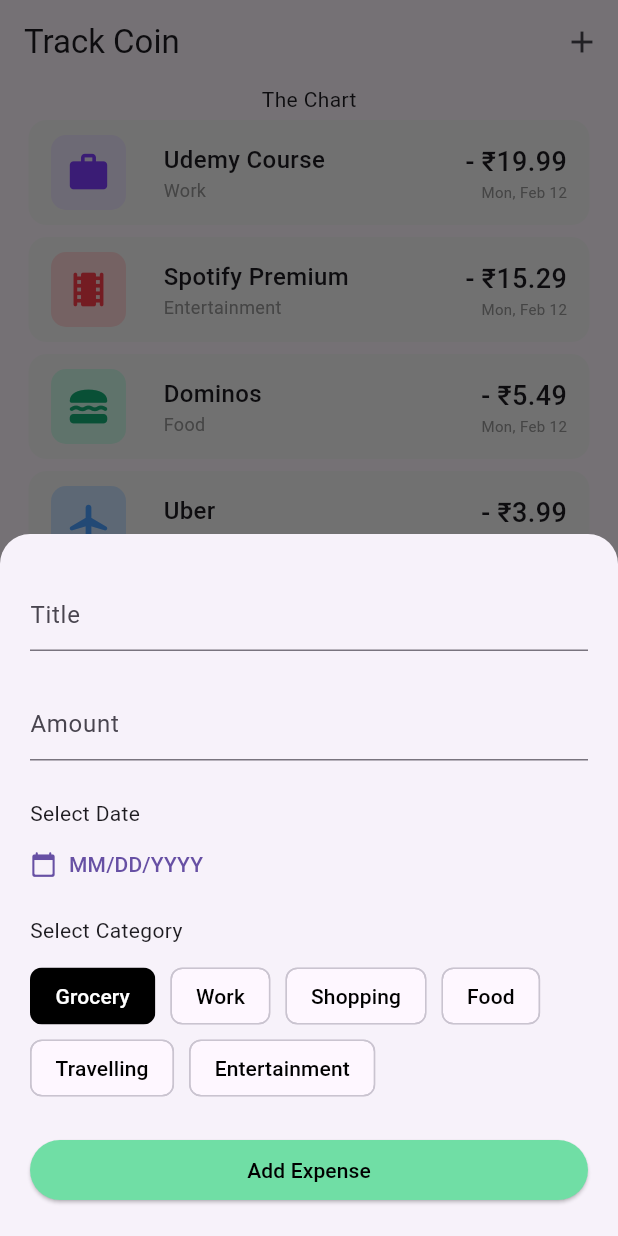
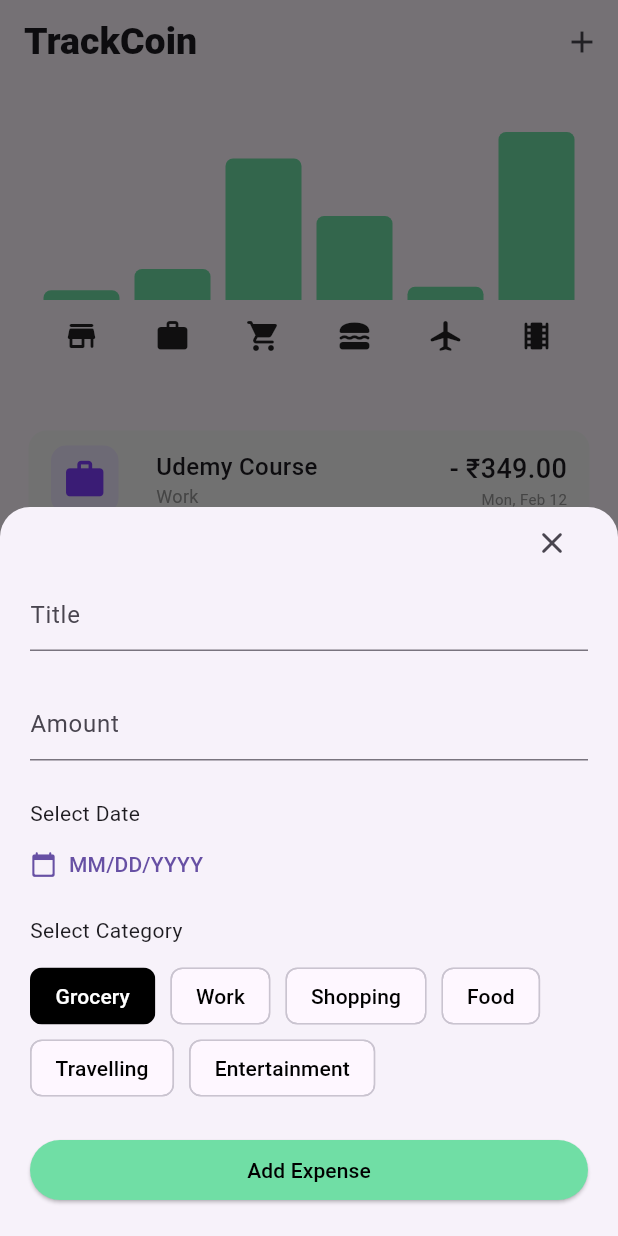
Before and after one commit to SagnikBarik/track_coin, a Flutter app: the screen it shows after launch, after a tap on the "add" icon, on a phone screen of 412 x 824 dp. Run offline on Flutter 3.47's test engine with Material 3 defaults, Android fonts, the phone set to English and light mode, and no system bars.

Commit message:
added chart

```diff
--- a/lib/main.dart
+++ b/lib/main.dart
@@ -18,7 +18,16 @@ void main() {
           ),
         ),
       ),
-      home: Expenses(),
+      darkTheme: ThemeData.dark().copyWith(
+        elevatedButtonTheme: ElevatedButtonThemeData(
+          style: ElevatedButton.styleFrom(
+            backgroundColor: const Color.fromARGB(255, 112, 222, 165),
+            foregroundColor: Colors.black,
+          ),
+        ),
+      ),
+      themeMode: ThemeMode.system,
+      home: const Expenses(),
     ),
   );
 }
--- a/lib/models/expense_model.dart
+++ b/lib/models/expense_model.dart
@@ -6,24 +6,42 @@ final formatter = DateFormat.MMMEd();
 
 const uuid = Uuid();
 
-enum Category {grocery, work, shopping, food, travelling, entertainment}
+enum Category { grocery, work, shopping, food, travelling, entertainment }
 
 const categoryIcons = {
-  Category.food : Icons.lunch_dining_rounded,
-  Category.shopping : Icons.shopping_cart_rounded,
-  Category.entertainment : Icons.theaters_rounded,
-  Category.travelling : Icons.airplanemode_active_rounded,
-  Category.work : Icons.work_rounded,
-  Category.grocery : Icons.store_rounded,
+  Category.food: Icons.lunch_dining_rounded,
+  Category.shopping: Icons.shopping_cart_rounded,
+  Category.entertainment: Icons.theaters_rounded,
+  Category.travelling: Icons.airplanemode_active_rounded,
+  Category.work: Icons.work_rounded,
+  Category.grocery: Icons.store_rounded,
 };
 
 const categoryColors = {
-  Category.food : [Color.fromARGB(255, 20, 175, 118) ,Color.fromARGB(255, 207, 250, 233)],
-  Category.shopping : [Color.fromARGB(255, 252, 175, 23), Color.fromARGB(255, 252, 238, 212)],
-  Category.entertainment : [Color.fromARGB(255, 252, 60, 75) ,Color.fromARGB(255, 254, 214, 215)],
-  Category.travelling : [Color.fromARGB(255, 75, 159, 255), Color.fromARGB(255, 202, 227, 255)],
-  Category.work : [Color.fromARGB(255, 127, 61, 255) ,Color.fromARGB(255, 238, 230, 254)],
-  Category.grocery : [Color.fromARGB(255, 255, 119, 0), Color.fromARGB(255, 255, 227, 190)]
+  Category.food: [
+    Color.fromARGB(255, 20, 175, 118),
+    Color.fromARGB(255, 207, 250, 233)
+  ],
+  Category.shopping: [
+    Color.fromARGB(255, 252, 175, 23),
+    Color.fromARGB(255, 252, 238, 212)
+  ],
+  Category.entertainment: [
+    Color.fromARGB(255, 252, 60, 75),
+    Color.fromARGB(255, 254, 214, 215)
+  ],
+  Category.travelling: [
+    Color.fromARGB(255, 75, 159, 255),
+    Color.fromARGB(255, 202, 227, 255)
+  ],
+  Category.work: [
+    Color.fromARGB(255, 127, 61, 255),
+    Color.fromARGB(255, 238, 230, 254)
+  ],
+  Category.grocery: [
+    Color.fromARGB(255, 255, 119, 0),
+    Color.fromARGB(255, 255, 227, 190)
+  ]
 };
 
 class Expense {
@@ -44,3 +62,21 @@ class Expense {
     return formatter.format(date);
   }
 }
+
+class ExpenseBucket {
+  const ExpenseBucket({required this.category, required this.expenses});
+
+  ExpenseBucket.forCategory(List<Expense> allExpenses, this.category)
+      : expenses = allExpenses.where((expense) => expense.category==category).toList();
+
+  final Category category;
+  final List<Expense> expenses;
+
+  double get totalExpenses {
+    double sum = 0;
+    for (final expense in expenses) {
+      sum += expense.amount;
+    }
+    return sum;
+  }
+}
--- /dev/null
+++ b/lib/widgets/chart/chart.dart
@@ -0,0 +1,81 @@
+import 'package:flutter/material.dart';
+
+import 'package:track_coin/widgets/chart/chart_bar.dart';
+import 'package:track_coin/models/expense_model.dart';
+
+class Chart extends StatelessWidget {
+  const Chart({super.key, required this.expenses});
+
+  final List<Expense> expenses;
+
+  List<ExpenseBucket> get buckets {
+    return [
+      ExpenseBucket.forCategory(expenses, Category.grocery),
+      ExpenseBucket.forCategory(expenses, Category.work),
+      ExpenseBucket.forCategory(expenses, Category.shopping),
+      ExpenseBucket.forCategory(expenses, Category.food),
+      ExpenseBucket.forCategory(expenses, Category.travelling),
+      ExpenseBucket.forCategory(expenses, Category.entertainment),
+    ];
+  }
+
+  double get maxTotalExpense {
+    double maxTotalExpense = 0;
+
+    for (final bucket in buckets) {
+      if (bucket.totalExpenses > maxTotalExpense) {
+        maxTotalExpense = bucket.totalExpenses;
+      }
+    }
+
+    return maxTotalExpense;
+  }
+
+  @override
+  Widget build(BuildContext context) {
+    return Container(
+      margin: const EdgeInsets.all(16),
+      padding: const EdgeInsets.symmetric(
+        vertical: 16,
+        horizontal: 8,
+      ),
+      width: double.infinity,
+      height: 180,
+      decoration: BoxDecoration(
+        borderRadius: BorderRadius.circular(8),
+      ),
+      child: Column(
+        children: [
+          Expanded(
+            child: Row(
+              crossAxisAlignment: CrossAxisAlignment.end,
+              children: [
+                for (final bucket in buckets) // alternative to map()
+                  ChartBar(
+                    fill: bucket.totalExpenses == 0
+                        ? 0
+                        : bucket.totalExpenses / maxTotalExpense,
+                  )
+              ],
+            ),
+          ),
+          const SizedBox(height: 12),
+          Row(
+            children: buckets
+                .map(
+                  (bucket) => Expanded(
+                    child: Padding(
+                      padding: const EdgeInsets.symmetric(horizontal: 4),
+                      child: Icon(
+                        categoryIcons[bucket.category],
+                      ),
+                    ),
+                  ),
+                )
+                .toList(),
+          )
+        ],
+      ),
+    );
+  }
+}
--- /dev/null
+++ b/lib/widgets/chart/chart_bar.dart
@@ -0,0 +1,30 @@
+import 'package:flutter/material.dart';
+
+class ChartBar extends StatelessWidget {
+  const ChartBar({
+    super.key,
+    required this.fill,
+  });
+
+  final double fill;
+
+  @override
+  Widget build(BuildContext context) {
+    return Expanded(
+      child: Padding(
+        padding: const EdgeInsets.symmetric(horizontal: 5),
+        child: FractionallySizedBox(
+          heightFactor: fill,
+          child: const DecoratedBox(
+            decoration: BoxDecoration(
+              shape: BoxShape.rectangle,
+              borderRadius:
+                  BorderRadius.vertical(top: Radius.circular(5)),
+              color: Color.fromARGB(255, 112, 222, 165),
+            ),
+          ),
+        ),
+      ),
+    );
+  }
+}
--- a/lib/widgets/expenses.dart
+++ b/lib/widgets/expenses.dart
@@ -3,6 +3,7 @@ import 'package:flutter/material.dart';
 import 'package:track_coin/widgets/expenses_list/expenses_history.dart';
 import 'package:track_coin/models/expense_model.dart';
 import 'package:track_coin/widgets/new_expense.dart';
+import 'package:track_coin/widgets/chart/chart.dart';
 
 class Expenses extends StatefulWidget {
   const Expenses({super.key});
@@ -17,40 +18,40 @@ class _ExpancesState extends State<Expenses> {
   final List<Expense> _registeredExpences = [
     Expense(
       title: 'Udemy Course',
-      amount: 19.99,
+      amount: 349,
       date: DateTime.now(),
       category: Category.work,
     ),
     Expense(
       title: 'Spotify Premium',
-      amount: 15.29,
+      amount: 1899,
       date: DateTime.now(),
       category: Category.entertainment,
     ),
     Expense(
       title: 'Dominos',
-      amount: 5.49,
+      amount: 950,
       date: DateTime.now(),
       category: Category.food,
     ),
     Expense(
+      title: 'Vegetables',
+      amount: 110,
+      date: DateTime.now(),
+      category: Category.grocery,
+    ),
+    Expense(
       title: 'Uber',
-      amount: 3.99,
+      amount: 150,
       date: DateTime.now(),
       category: Category.travelling,
     ),
     Expense(
-      title: 'MacBook',
-      amount: 1699,
+      title: 'Speaker',
+      amount: 1599,
       date: DateTime.now(),
       category: Category.shopping,
     ),
-    Expense(
-      title: 'Vegetables',
-      amount: 15.69,
-      date: DateTime.now(),
-      category: Category.grocery,
-    )
   ];
 
   void _addExpense(Expense expense) {
@@ -108,7 +109,7 @@ class _ExpancesState extends State<Expenses> {
 
     return Scaffold(
       appBar: AppBar(
-        title: const Text('Track Coin'),
+        title: const Text('TrackCoin', style: TextStyle(fontWeight: FontWeight.w900, fontSize: 25),),
         actions: [
           IconButton(
             onPressed: _openOverlay,
@@ -118,7 +119,8 @@ class _ExpancesState extends State<Expenses> {
       ),
       body: Column(
         children: [
-          const Text('The Chart'),
+          Chart(expenses: _registeredExpences),
+          const SizedBox(height: 15),
           Expanded(
             child: mainContent,
           ),
--- a/lib/widgets/expenses_list/expense_icon.dart
+++ b/lib/widgets/expenses_list/expense_icon.dart
@@ -10,8 +10,8 @@ class ExpenseIcon extends StatelessWidget {
   @override
   Widget build(context) {
     return Container(
-      width: 50,
-      height: 50,
+      width: 45,
+      height: 45,
       alignment: Alignment.center,
       decoration: BoxDecoration(
         borderRadius: BorderRadius.circular(10),
--- a/lib/widgets/new_expense.dart
+++ b/lib/widgets/new_expense.dart
@@ -79,11 +79,27 @@ class _NewExpenseState extends State<NewExpense> {
     });
   }
 
+  Color getChipColor(Category a, Category b) {
+    if (Theme.of(context).brightness == Brightness.dark) {
+      if (a == b) {
+        return Colors.black;
+      } else {
+        return Colors.white;
+      }
+    } else {
+      if (a == b) {
+        return Colors.white;
+      } else {
+        return Colors.black;
+      }
+    }
+  }
+
   @override
   Widget build(context) {
     return Padding(
         padding: EdgeInsets.only(
-            top: 30,
+            top: 0,
             right: 20,
             left: 20,
             bottom: MediaQuery.of(context).viewInsets.bottom),
@@ -92,12 +108,31 @@ class _NewExpenseState extends State<NewExpense> {
           crossAxisAlignment: CrossAxisAlignment.start,
           mainAxisAlignment: MainAxisAlignment.spaceBetween,
           children: [
+            Row(
+              mainAxisAlignment: MainAxisAlignment.start,
+              crossAxisAlignment: CrossAxisAlignment.end,
+              mainAxisSize: MainAxisSize.min,
+              children: [
+                const Spacer(),
+                IconButton(
+                  onPressed: () {
+                    Navigator.pop(context);
+                  },
+                  icon: const Icon(Icons.clear_rounded),
+                  style: IconButton.styleFrom(
+                    padding: const EdgeInsets.only(top: 0.0, bottom: 0.0),
+                  ),
+                ),
+              ],
+            ),
             TextField(
               controller: _titleController,
               decoration: const InputDecoration(
                 label: Text('Title'),
                 hintText: 'Carrots',
-                hintStyle: TextStyle(color: Color.fromARGB(255, 171, 171, 171), fontWeight: FontWeight.normal),
+                hintStyle: TextStyle(
+                    color: Color.fromARGB(255, 171, 171, 171),
+                    fontWeight: FontWeight.normal),
                 contentPadding: EdgeInsets.only(top: 0.0, bottom: 0.0),
               ),
               style: const TextStyle(fontWeight: FontWeight.bold),
@@ -110,6 +145,9 @@ class _NewExpenseState extends State<NewExpense> {
                 border: UnderlineInputBorder(),
                 prefixText: '\u{20B9} ',
                 hintText: '0.00',
+                hintStyle: TextStyle(
+                    color: Color.fromARGB(255, 171, 171, 171),
+                    fontWeight: FontWeight.normal),
                 label: Text('Amount'),
                 contentPadding: EdgeInsets.only(top: 0.0, bottom: 0.0),
               ),
@@ -136,17 +174,15 @@ class _NewExpenseState extends State<NewExpense> {
                 Category.values.length,
                 (int option) {
                   return ChoiceChip(
-                    selectedColor: Colors.black,
-                    disabledColor: const Color.fromARGB(255, 225, 231, 239),
+                    selectedColor: Theme.of(context).brightness == Brightness.dark? Colors.white : Colors.black,
                     selected: _selectedCategory == Category.values[option],
                     showCheckmark: false,
                     label: Text(
                       toBeginningOfSentenceCase(
                           Category.values[option].toString().split('.').last),
                       style: TextStyle(
-                          color: _selectedCategory == Category.values[option]
-                              ? Colors.white
-                              : Colors.black),
+                        color: getChipColor(_selectedCategory, Category.values[option])
+                      ),
                     ),
                     onSelected: (bool selected) {
                       setState(() {
```
